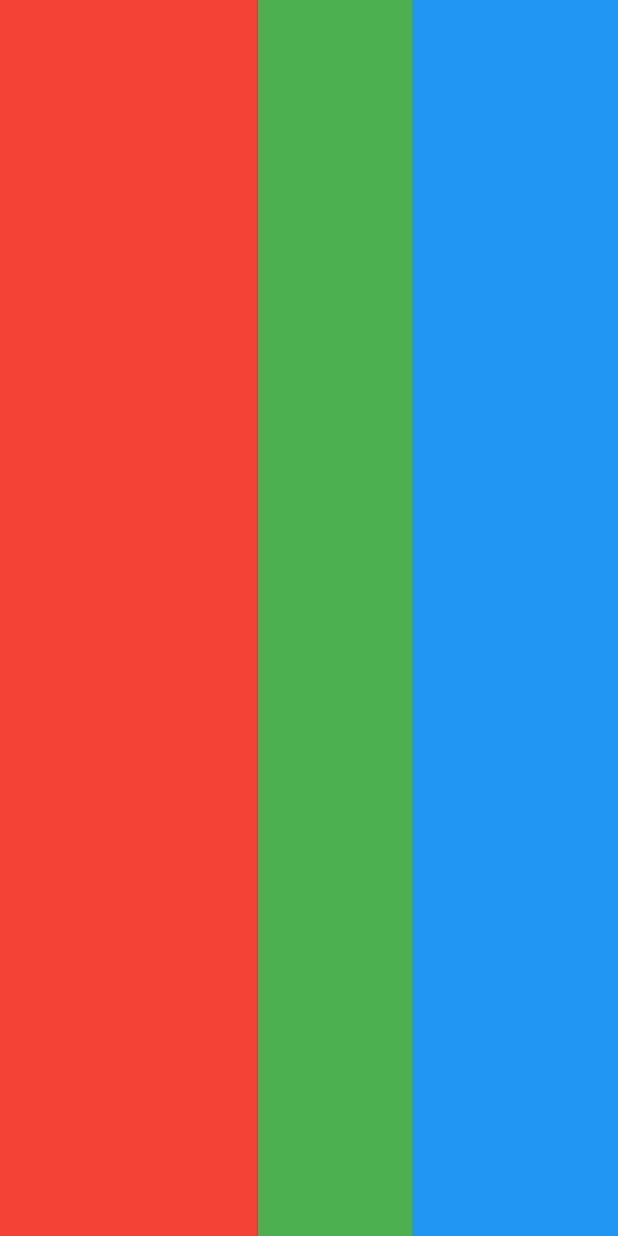
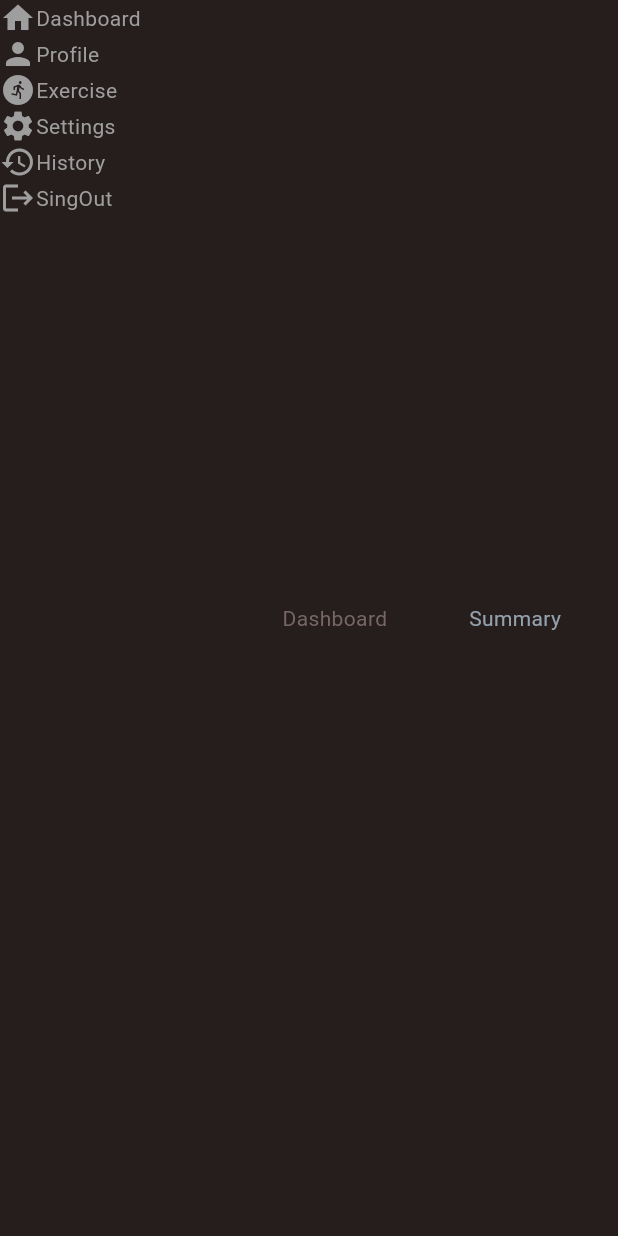
Before and after one commit to AkilaShashimantha/-Fitness-Tracker-App-using-Flutter, a Flutter app: the screen it shows after launch, on a phone screen of 412 x 824 dp. Run offline on Flutter 3.47's test engine with Material 3 defaults, Android fonts, the phone set to English and light mode, and no system bars.

Commit message:
create side_Menu in home page

```diff
--- /dev/null
+++ b/lib/data/side_menu_data.dart
@@ -0,0 +1,13 @@
+import 'package:fitness_tracker/models/side_menu_model.dart';
+import 'package:flutter/material.dart';
+
+class SideMenuData {
+  final sideMenu = <SideMenu>[
+    SideMenu(icon: Icons.home, title: "Dashboard"),
+    SideMenu(icon: Icons.person, title: "Profile"),
+    SideMenu(icon: Icons.run_circle, title: "Exercise"),
+    SideMenu(icon: Icons.settings, title: "Settings"),
+    SideMenu(icon: Icons.history, title: "History"),
+    SideMenu(icon: Icons.logout, title: "SingOut"),
+  ];
+}
--- /dev/null
+++ b/lib/models/side_menu_model.dart
@@ -0,0 +1,11 @@
+
+import 'package:flutter/material.dart';
+
+class SideMenu {
+
+  final IconData icon;
+  final String title;
+
+  SideMenu({required this.icon, required this.title});
+
+}
--- a/lib/pages/home_page.dart
+++ b/lib/pages/home_page.dart
@@ -1,3 +1,6 @@
+import 'package:fitness_tracker/widgets/dashboard.dart';
+import 'package:fitness_tracker/widgets/side_menu.dart';
+import 'package:fitness_tracker/widgets/summary_widget.dart';
 import 'package:flutter/material.dart';
 
 class HomePage extends StatelessWidget {
@@ -12,24 +15,24 @@ class HomePage extends StatelessWidget {
          //Side Menu
           Expanded(
             flex: 5,
-            child: Container(
-              color: Colors.red,
+            child: SizedBox(
+             child: SideMenu(),
             ),
           ),
 
           //Dashboard
           Expanded(
             flex: 3,
-            child: Container(
-              color: Colors.green,
+            child: SizedBox(
+              child: Dashboard(),
             ),
           ),
 
           //Summary
           Expanded(
             flex: 4,
-            child: Container(
-              color: Colors.blue,
+            child: SizedBox(
+              child: Summary(),
             ),
           ),
         ],
--- /dev/null
+++ b/lib/widgets/dashboard.dart
@@ -0,0 +1,24 @@
+import 'package:flutter/material.dart';
+
+class Dashboard extends StatefulWidget {
+  const Dashboard({super.key});
+
+  @override
+  State<Dashboard> createState() => _DashboardState();
+}
+
+class _DashboardState extends State<Dashboard> {
+  @override
+  Widget build(BuildContext context) {
+    return Scaffold(
+      body: Center(
+        child: Text(
+          "Dashboard",
+           style: TextStyle(
+            color: const Color.fromARGB(255, 119, 102, 102),
+          ),
+        ),
+      ),
+    );
+  }
+}
--- /dev/null
+++ b/lib/widgets/side_menu.dart
@@ -0,0 +1,44 @@
+import 'package:fitness_tracker/constants/colors.dart';
+import 'package:fitness_tracker/data/side_menu_data.dart';
+import 'package:flutter/material.dart';
+
+class SideMenu extends StatefulWidget {
+  const SideMenu({super.key});
+
+  @override
+  State<SideMenu> createState() => _SideMenuState();
+}
+
+class _SideMenuState extends State<SideMenu> {
+
+final sideMenuData = SideMenuData();
+
+  @override
+  Widget build(BuildContext context) {
+    return Container(
+      color: backgroundColor,
+      child: ListView.builder(
+        itemCount: sideMenuData.sideMenu.length,
+        itemBuilder: (context, index){
+          return SideMenuList(sideMenuData, index);
+        }),
+    );
+  }
+
+Widget SideMenuList (SideMenuData sideMenuData, int index){
+  return Row(
+    children: [
+      Icon(sideMenuData.sideMenu[index].icon,
+      color: greyColor,
+      ),
+      Text(
+        sideMenuData.sideMenu[index].title,
+        style: TextStyle(
+          color: greyColor,
+        ),
+      )
+    ],
+  );
+}
+
+}
--- /dev/null
+++ b/lib/widgets/summary_widget.dart
@@ -0,0 +1,24 @@
+import 'package:flutter/material.dart';
+
+class Summary extends StatefulWidget {
+  const Summary({super.key});
+
+  @override
+  State<Summary> createState() => _SummaryState();
+}
+
+class _SummaryState extends State<Summary> {
+  @override
+  Widget build(BuildContext context) {
+    return Scaffold(
+      body: Center(
+        child: Text(
+          "Summary",
+           style: TextStyle(
+            color: const Color.fromARGB(255, 148, 161, 172),
+          ),
+        ),
+      ),
+    );
+  }
+}
```
